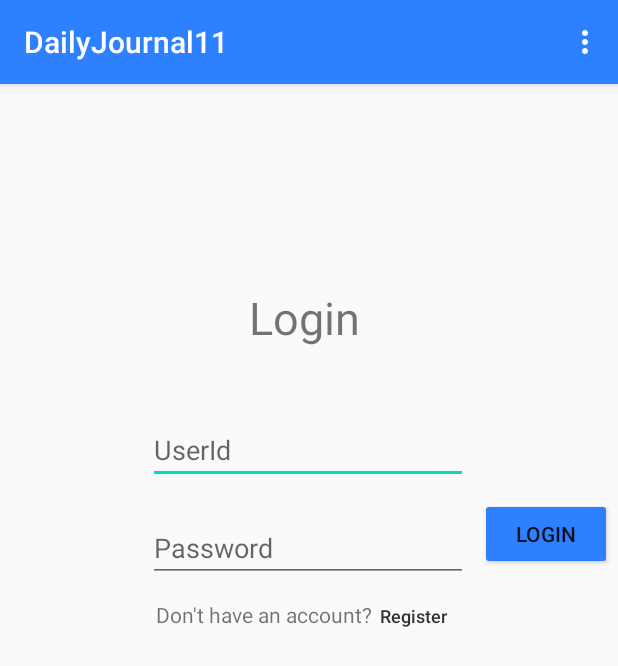
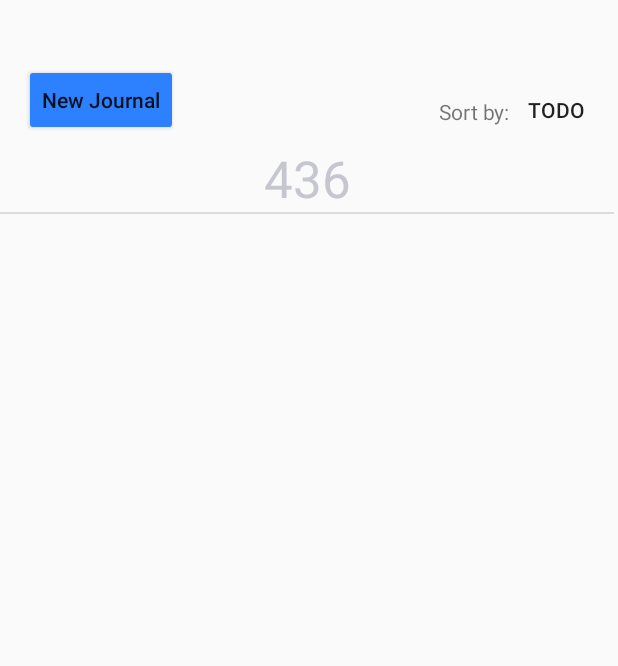
Before and after one commit to JonDoerr/Daily-Journal-11, an Android app: the screen it shows after launch (MainActivity before the commit, Journals after it), after a tap on "LOGIN", on a phone screen of 412 x 824 dp. Shown: the top 666 px of the screen. Run offline under Robolectric (Android 15) with nearby library versions, the phone set to English and light mode, and no system bars.

Commit message:
add list and new journal layouts

```diff
--- /dev/null
+++ b/DailyJournal11/app/src/main/java/com/example/dailyjournal11/HistoryListAdapter.kt
@@ -0,0 +1,35 @@
+package com.example.dailyjournal11
+import java.util.ArrayList
+
+import android.content.Context
+import android.view.LayoutInflater
+import android.view.View
+import android.view.ViewGroup
+import android.widget.BaseAdapter
+import android.widget.TextView
+
+class HistoryListAdapter (private val mContext: Context) : BaseAdapter()
+{
+    private var history : MutableList<String> = ArrayList()
+    override fun getCount(): Int {
+        return history.size
+    }
+
+    fun setHistory(newHistory: MutableList<String>){
+        history =  newHistory
+    }
+
+    override fun getItemId(position: Int): Long {
+        return  position.toLong()
+    }
+
+    override fun getItem(position: Int): Any? {
+        return history[position]
+    }
+    override fun getView(position: Int, convertView: View?, parent: ViewGroup?): View? {
+        val layoutInflater = LayoutInflater.from(mContext).inflate(R.layout.history_list,parent,false)
+        val txt = layoutInflater.findViewById<TextView>(R.id.Text)
+        txt.text = history[position]
+        return txt
+    }
+}
--- /dev/null
+++ b/DailyJournal11/app/src/main/java/com/example/dailyjournal11/Journals.kt
@@ -0,0 +1,67 @@
+package com.example.dailyjournal11
+
+import android.app.Activity
+import android.content.Intent
+import android.os.Bundle
+import android.util.Log
+import android.widget.Button
+import android.widget.ListView
+import android.widget.Toast
+import androidx.appcompat.app.AppCompatActivity
+
+private lateinit var mNewJournalButton: Button
+private lateinit var mListView: ListView
+private lateinit var journalList: ArrayList<String>
+private lateinit var mAdapter: HistoryListAdapter
+private lateinit var mSortButton: Button
+
+class Journals : Activity() {
+    override fun onCreate(savedInstanceState: Bundle?) {
+        super.onCreate(savedInstanceState)
+        setContentView(R.layout.main_layout)
+
+        journalList = arrayListOf<String>()
+        mNewJournalButton = findViewById(R.id.newJournalButton)
+        mAdapter = HistoryListAdapter(applicationContext)
+        mNewJournalButton.setOnClickListener {
+            Toast.makeText(applicationContext, "newJournal Button clicked", Toast.LENGTH_SHORT).show() //TODO remove this
+            newJournal()
+        }
+
+        mSortButton = findViewById(R.id.SortButton)
+        mSortButton.setOnClickListener {
+            Toast.makeText(applicationContext, "sort Button clicked", Toast.LENGTH_SHORT).show() //TODO remove this
+        }
+
+
+        var list = findViewById<ListView>(R.id.journals)
+        list.adapter = mAdapter
+        mAdapter.setHistory(journalList)
+
+        journalList.add("436")
+    }
+
+    override fun onActivityResult(requestCode: Int, resultCode: Int, data: Intent) {
+        Log.i(TAG, "onActivityResult")
+        if(resultCode == 436) {
+            var body = data.getStringExtra("body")
+            journalList!!.add(body!!)
+            mAdapter.notifyDataSetChanged()
+        }
+    }
+
+    //Go to the journal activity
+    //TODO entry's don't persist (they will either need to be put in storage or on firebase)
+    private fun newJournal() {
+        //journalList.add("asdf")
+        //mAdapter.notifyDataSetChanged()
+        //TODO make a call to the activity that lets the user create a journal
+        val intent = Intent(this@Journals, JournalDesign::class.java)
+        startActivityForResult(intent, GET_BODY_REQUEST_CODE)
+    }
+
+    companion object {
+        var TAG = "Journals"
+        val GET_BODY_REQUEST_CODE = 123
+    }
+}
--- a/DailyJournal11/app/src/main/java/com/example/dailyjournal11/MainActivity.kt
+++ b/DailyJournal11/app/src/main/java/com/example/dailyjournal11/MainActivity.kt
@@ -2,6 +2,7 @@ package com.example.dailyjournal11
 
 import android.app.AlertDialog
 import android.app.Dialog
+import android.content.Intent
 import androidx.appcompat.app.AppCompatActivity
 import android.os.Bundle
 import android.util.Log
@@ -14,7 +15,7 @@ import androidx.fragment.app.DialogFragment
 class MainActivity : AppCompatActivity() {
     override fun onCreate(savedInstanceState: Bundle?) {
         super.onCreate(savedInstanceState)
-        setContentView(R.layout.activity_main)
+        setContentView(R.layout.login_layout)
 
         var registerButtonView = findViewById<Button>(R.id.registerButton)
         registerButtonView.setOnClickListener {
@@ -24,6 +25,8 @@ class MainActivity : AppCompatActivity() {
         var loginButtonView = findViewById<Button>(R.id.loginButton)
         loginButtonView.setOnClickListener {
             Toast.makeText(applicationContext, "clicked login", Toast.LENGTH_SHORT).show() //TODO remove this
+            val intent = Intent(this@MainActivity, Journals::class.java)
+            startActivity(intent)
         }
     }
 
--- /dev/null
+++ b/DailyJournal11/app/src/main/res/layout/history_list.xml
@@ -0,0 +1,15 @@
+<?xml version="1.0" encoding="utf-8"?>
+<androidx.constraintlayout.widget.ConstraintLayout
+xmlns:android="http://schemas.android.com/apk/res/android"
+xmlns:app="http://schemas.android.com/apk/res-auto"
+android:layout_width="match_parent"
+android:layout_height="match_parent">
+
+    <TextView
+        android:id="@+id/Text"
+        android:layout_width="match_parent"
+        android:layout_height="match_parent"
+        android:gravity="center"
+        android:text="P"
+        android:textAppearance="@android:style/TextAppearance.Material.Display1" />
+</androidx.constraintlayout.widget.ConstraintLayout>
--- /dev/null
+++ b/DailyJournal11/app/src/main/res/layout/main_layout.xml
@@ -0,0 +1,50 @@
+<?xml version="1.0" encoding="utf-8"?>
+<androidx.constraintlayout.widget.ConstraintLayout xmlns:android="http://schemas.android.com/apk/res/android"
+    xmlns:app="http://schemas.android.com/apk/res-auto"
+    xmlns:tools="http://schemas.android.com/tools"
+    android:layout_width="match_parent"
+    android:layout_height="match_parent">
+
+    <Button
+        android:id="@+id/newJournalButton"
+        android:layout_width="wrap_content"
+        android:layout_height="wrap_content"
+        android:layout_marginStart="16dp"
+        android:layout_marginBottom="5dp"
+        android:backgroundTint="@color/colorPrimary"
+        android:text="@string/newJournal"
+        android:textAllCaps="false"
+        app:layout_constraintBottom_toTopOf="@+id/journals"
+        app:layout_constraintStart_toStartOf="parent" />
+
+    <ListView
+        android:id="@+id/journals"
+        android:layout_width="409dp"
+        android:layout_height="643dp"
+        android:layout_marginTop="96dp"
+        app:layout_constraintTop_toTopOf="parent"
+        tools:layout_editor_absoluteX="1dp" />
+
+    <TextView
+        android:id="@+id/textView3"
+        android:layout_width="wrap_content"
+        android:layout_height="wrap_content"
+        android:layout_marginEnd="72dp"
+        android:layout_marginBottom="12dp"
+        android:text="Sort by:"
+        app:layout_constraintBottom_toTopOf="@+id/journals"
+        app:layout_constraintEnd_toEndOf="parent" />
+
+    <Button
+        android:id="@+id/SortButton"
+        android:layout_width="45dp"
+        android:layout_height="22dp"
+        android:layout_marginStart="8dp"
+        android:layout_marginBottom="12dp"
+        android:background="@android:color/transparent"
+        android:text="TODO"
+        android:textSize="14sp"
+        app:layout_constraintBottom_toTopOf="@+id/journals"
+        app:layout_constraintStart_toEndOf="@+id/textView3" />
+
+</androidx.constraintlayout.widget.ConstraintLayout>
--- a/DailyJournal11/app/src/main/res/values/strings.xml
+++ b/DailyJournal11/app/src/main/res/values/strings.xml
@@ -2,5 +2,11 @@
     <string name="app_name">DailyJournal11</string>
     <string name="menu_content">Jonathan Probert\nJoshua Wentling\nJonathan Doerr</string>
     <string name="menu_name">Authors:</string>
+    <string name="newJournal">New Journal</string>
+    <string name="hint_in_design">Enter your text here...</string>
+    <string name="add_audio">Add Audio</string>
+    <string name="add_pictures">Add Pictures</string>
+    <string name="Submit">Submit</string>
+    <string name="Back">Back</string>
 
 </resources>
```
Also changed, not shown: DailyJournal11/app/src/main/AndroidManifest.xml (+10 -1 lines), DailyJournal11/app/src/main/java/com/example/dailyjournal11/JournalDesign.kt (added, +49 -0 lines), DailyJournal11/app/src/main/res/layout/design_layout.xml (added, +60 -0 lines), DailyJournal11/app/src/main/res/layout/login_layout.xml (renamed from DailyJournal11/app/src/main/res/layout/activity_main.xml).
